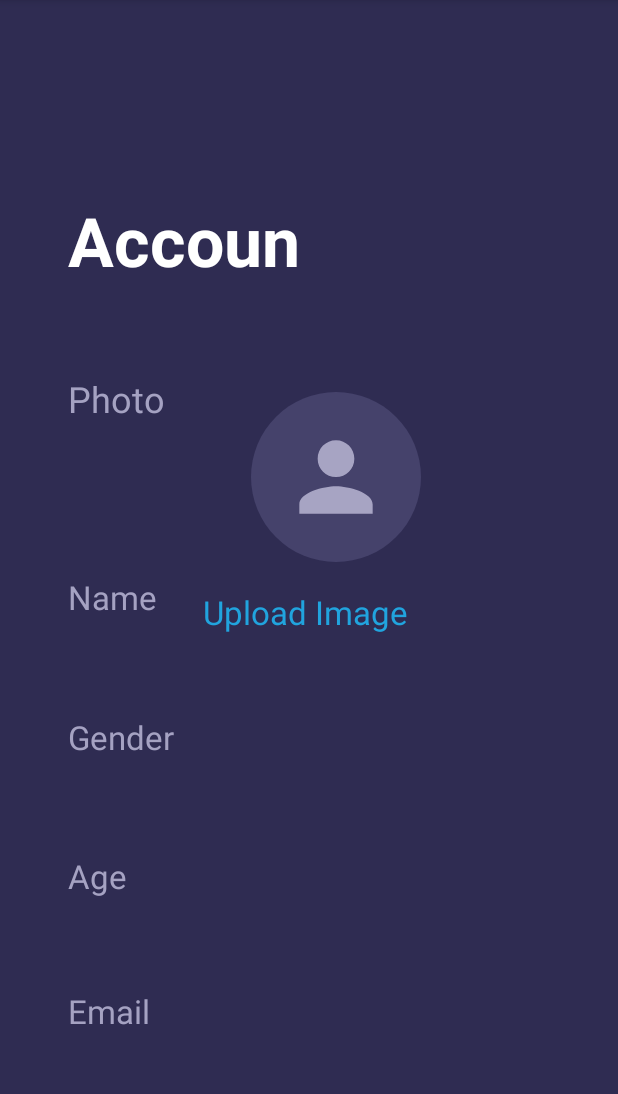
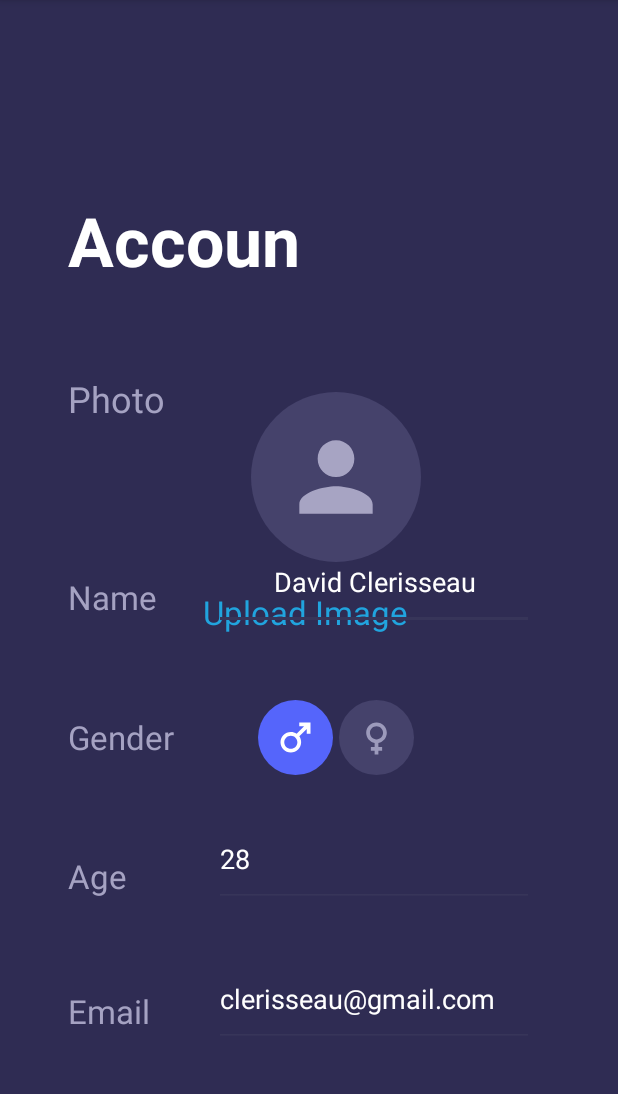
Before and after one commit to JayaneshB/Settings-UI-Design, an Android app: the SettingsActivity screen opened directly, with no data from a screen before it, on a phone screen of 412 x 824 dp, the part 84-1178 px from its top. Run offline under Robolectric (Android 15) with nearby library versions, the phone set to English and light mode, and no system bars.

Commit message:
Changes Updated

```diff
--- a/app/src/main/res/layout/activity_settings.xml
+++ b/app/src/main/res/layout/activity_settings.xml
@@ -4,7 +4,7 @@
     xmlns:tools="http://schemas.android.com/tools"
     android:layout_width="match_parent"
     android:layout_height="match_parent"
-    android:background="@color/violet"
+    android:background="@color/violet_1"
     android:orientation="horizontal"
     tools:context=".SettingsActivity">
 
@@ -70,7 +70,7 @@
         android:layout_marginBottom="355dp"
         android:text="@string/userName"
         android:textColor="@color/dark_grey"
-        android:textSize="22sp"/>
+        android:textSize="22sp" />
 
     <TextView
         android:id="@+id/gender"
@@ -108,5 +108,75 @@
         android:textColor="@color/dark_grey"
         android:textSize="22sp" />
 
+    <EditText
+        android:id="@+id/editTextTextPersonName"
+        android:layout_width="wrap_content"
+        android:layout_height="wrap_content"
+        android:layout_alignParentEnd="true"
+        android:layout_alignParentBottom="true"
+        android:layout_marginEnd="56dp"
+        android:layout_marginBottom="348dp"
+        android:ems="10"
+        android:inputType="textPersonName"
+        android:text="@string/name"
+        android:textColor="@color/white"
+        android:paddingBottom="20dp"
+        android:backgroundTint="@color/bottom_line_color"
+        android:gravity="center_horizontal"/>
+
+    <androidx.appcompat.widget.AppCompatImageView
+        android:layout_width="50dp"
+        android:layout_height="50dp"
+        android:layout_alignParentStart="true"
+        android:layout_alignParentBottom="true"
+        android:layout_marginStart="172dp"
+        android:layout_marginBottom="251dp"
+        android:background="@drawable/ic_gender_bg"
+        android:padding="10dp"
+        android:src="@drawable/ic_baseline_male_24" />
+
+    <androidx.appcompat.widget.AppCompatImageView
+        android:layout_width="50dp"
+        android:layout_height="50dp"
+        android:layout_alignParentEnd="true"
+        android:layout_alignParentBottom="true"
+        android:layout_marginEnd="136dp"
+        android:layout_marginBottom="251dp"
+        android:background="@drawable/ic_btn_bg"
+        android:padding="10dp"
+        android:src="@drawable/ic_baseline_female_24" />
+
+    <EditText
+        android:id="@+id/editTextTextPersonName2"
+        android:layout_width="wrap_content"
+        android:layout_height="wrap_content"
+        android:layout_alignParentEnd="true"
+        android:layout_alignParentBottom="true"
+        android:layout_marginEnd="56dp"
+        android:layout_marginBottom="163dp"
+        android:ems="10"
+        android:inputType="textPersonName"
+        android:text="@string/_age"
+        android:textColor="@color/white"
+        android:gravity="left"
+        android:paddingBottom="20dp"
+        android:backgroundTint="@color/bottom_line_color"
+        tools:ignore="RtlHardcoded" />
+
+    <EditText
+        android:id="@+id/editTextTextPersonName3"
+        android:layout_width="wrap_content"
+        android:layout_height="wrap_content"
+        android:layout_alignParentEnd="true"
+        android:layout_alignParentBottom="true"
+        android:layout_marginEnd="56dp"
+        android:layout_marginBottom="70dp"
+        android:ems="10"
+        android:inputType="textPersonName"
+        android:text="@string/mail_id"
+        android:paddingBottom="20dp"
+        android:textColor="@color/white"
+        android:backgroundTint="@color/bottom_line_color"/>
+
 
 </RelativeLayout>
--- a/app/src/main/res/values/colors.xml
+++ b/app/src/main/res/values/colors.xml
@@ -8,6 +8,7 @@
     <color name="black">#FF000000</color>
     <color name="white">#FFFFFFFF</color>
     <color name="violet">#2f2c52</color>
+    <color name="violet_1">#2f2c53</color>
     <color name="grey">#636084</color>
     <color name="light_violet">#45426b</color>
     <color name="light_orange">#4f3759</color>
@@ -18,4 +19,5 @@
     <color name="light_blue_01">#1fb9fc</color>
     <color name="blue_color">#5565fb</color>
     <color name="dark_grey">#a5a2c2</color>
+    <color name="bottom_line_color">#373559</color>
 </resources>
```
